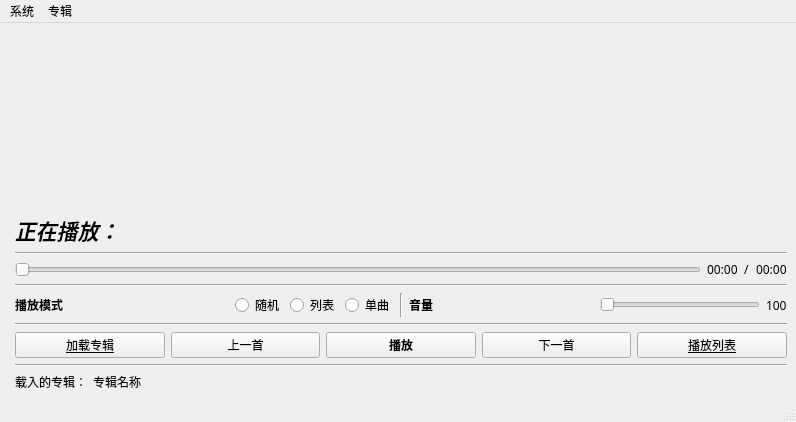
The window that MainWindow.ui (Rogaluna/AudioPlayer) describes before a commit, drawn with Qt 5.
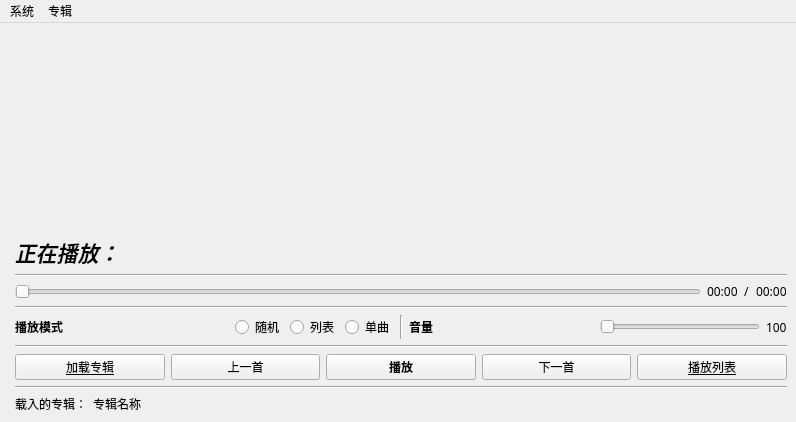
The same window after the commit. Icons and pictures are not drawn.

Patch:
```diff
--- a/MainWindow.ui
+++ b/MainWindow.ui
@@ -439,7 +439,6 @@
    <addaction name="menu"/>
    <addaction name="menu_3"/>
   </widget>
-  <widget class="QStatusBar" name="statusbar"/>
   <action name="actionQuit">
    <property name="icon">
     <iconset theme="QIcon::ThemeIcon::SystemLogOut"/>
```
Left out of the diff: 8 changed lines with no effect on the pictures.
